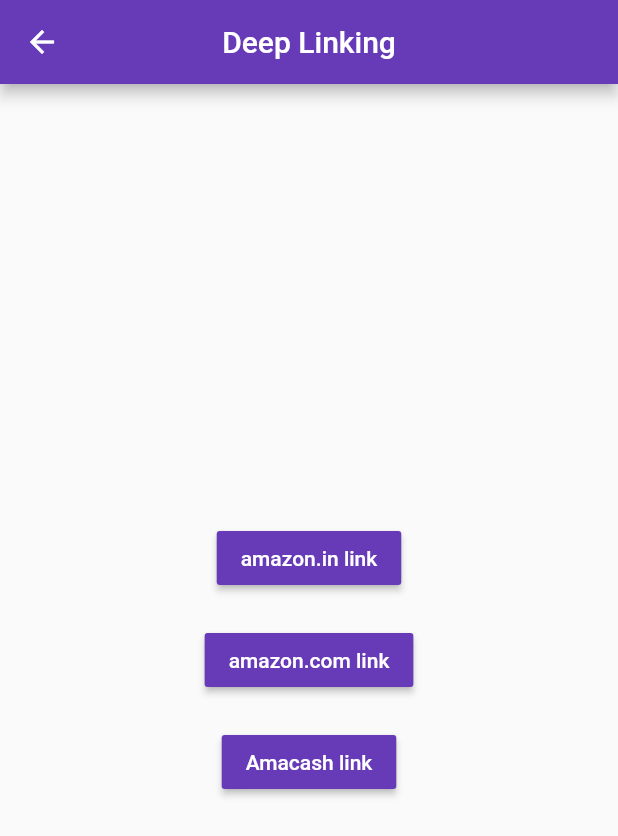
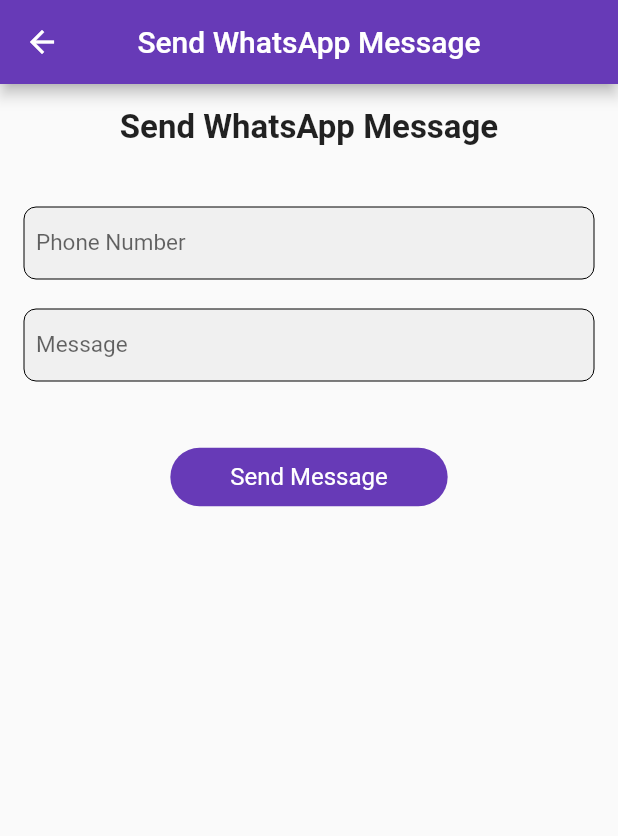
Before and after one commit to drashtiPatelCrest/CommonModulesFlutter, a Flutter app: the screen it shows after launch, after a tap on "Send WhatsApp Message", on a phone screen of 412 x 824 dp. Shown: the top 836 px of the screen. Run offline on Flutter 3.47's test engine with Material 2 defaults, Android fonts, the phone set to English and light mode, and no system bars; our stand-ins replace firebase_core, firebase_dynamic_links, gallery_saver, image_cropper, image_picker, local_auth and 2 more; missing offline and left inert: fast_rsa, flutter_biometrics; accounts and stored records are empty.

Commit message:
Send whatsapp message

```diff
--- a/lib/dashboard_screen.dart
+++ b/lib/dashboard_screen.dart
@@ -6,6 +6,7 @@ import 'package:modules_flutter/deep_linking/uni_link_screen.dart';
 import 'package:modules_flutter/image_crop/image_crop_screen.dart';
 import 'package:modules_flutter/utils/alert_dialog_util.dart';
 import 'package:modules_flutter/utils/functions_utils.dart';
+import 'package:modules_flutter/whatsapp_message/whatsapp_message_screen.dart';
 
 class DashboardScreen extends StatefulWidget {
   const DashboardScreen({Key? key}) : super(key: key);
@@ -63,7 +64,7 @@ extension on _DashboardScreenState {
                 fontSize: 16.0,
                 isClose: false, onTap: () {
                   navigateToNextScreen(
-                      context, const UniLinkScreen(title: "Deep Linking"));
+                      context, const WhatsAppMessageScreen(title: "Send WhatsApp Message"));
                 }),
             const SizedBox(height: 10),
           ],
--- /dev/null
+++ b/lib/whatsapp_message/whatsapp_message_screen.dart
@@ -0,0 +1,109 @@
+import 'package:flutter/material.dart';
+import 'package:modules_flutter/base_classes/base_button.dart';
+import 'package:modules_flutter/base_classes/base_textField.dart';
+import 'package:url_launcher/url_launcher.dart';
+
+class WhatsAppMessageScreen extends StatefulWidget {
+  final String title;
+
+  const WhatsAppMessageScreen({Key? key, required this.title})
+      : super(key: key);
+
+  @override
+  State<WhatsAppMessageScreen> createState() => _WhatsAppMessageScreenState();
+}
+
+class _WhatsAppMessageScreenState extends State<WhatsAppMessageScreen> {
+  final TextEditingController _controllerPhoneNumber = TextEditingController();
+  final TextEditingController _controllerMessage = TextEditingController();
+  String? _whatsappUrlAndroid;
+  final _formKey = GlobalKey<FormState>();
+
+  @override
+  void initState() {
+    super.initState();
+
+    /*_whatsappUrlAndroid =
+        "${"whatsapp://send?phone=+91${_controllerPhoneNumber.text}"}&text=${_controllerMessage.text}";*/
+  }
+
+  @override
+  Widget build(BuildContext context) {
+    return Scaffold(
+      appBar: AppBar(
+          title: Text(widget.title),
+          automaticallyImplyLeading: true,
+          centerTitle: true),
+      body: _mainView(),
+    );
+  }
+}
+
+extension on _WhatsAppMessageScreenState {
+  //Main body view
+  Widget _mainView() {
+    return Container(
+      padding: const EdgeInsets.all(16.0),
+      alignment: Alignment.center,
+      child: Form(
+        key: _formKey,
+        child: Column(
+          children: [
+            //Title
+            const Text("Send WhatsApp Message",
+                textAlign: TextAlign.center,
+                style: TextStyle(fontSize: 22.0, fontWeight: FontWeight.bold)),
+            const SizedBox(height: 40),
+            //Phone Number
+            BaseTextField(
+              context,
+              controller: _controllerPhoneNumber,
+              hintText: "Enter Phone Number",
+              labelText: "Phone Number",
+              textInputType: TextInputType.number,
+              textInputAction: TextInputAction.next,
+              validatorFun: (value) {
+                if (value == null || value.isEmpty) {
+                  return 'Please enter phone number';
+                }
+              },
+            ),
+            const SizedBox(height: 20),
+            //Message
+            BaseTextField(
+              context,
+              controller: _controllerMessage,
+              hintText: "Enter Message",
+              labelText: "Message",
+              maxLines: 4,
+              textInputAction: TextInputAction.newline,
+              validatorFun: (value) {
+                if (value == null || value.isEmpty) {
+                  return 'Please enter message';
+                }
+              },
+            ),
+            const SizedBox(height: 40),
+            //Send
+            BaseMaterialButton("Send Message", () async {
+              if (_formKey.currentState!.validate()) {
+                setState(() {
+                  _whatsappUrlAndroid =
+                      "${"whatsapp://send?phone=+91${_controllerPhoneNumber.text}"}&text=${_controllerMessage.text}";
+                });
+                debugPrint("URL => $_whatsappUrlAndroid");
+
+                if (await canLaunchUrl(Uri.parse(_whatsappUrlAndroid!))) {
+                  await launchUrl(Uri.parse(_whatsappUrlAndroid!));
+                } else {
+                  ScaffoldMessenger.of(context).showSnackBar(const SnackBar(
+                      content: Text("Whatsapp is not installed")));
+                }
+              }
+            })
+          ],
+        ),
+      ),
+    );
+  }
+}
```
Also changed, not shown: lib/base_classes/base_button.dart (added, +77 -0 lines), lib/base_classes/base_text.dart (added, +47 -0 lines), lib/base_classes/base_textField.dart (added, +158 -0 lines), lib/base_classes/base_text_style.dart (added, +85 -0 lines), lib/utils/colors_utils.dart (added, +9 -0 lines), lib/utils/dimensions_utils.dart (added, +14 -0 lines).
